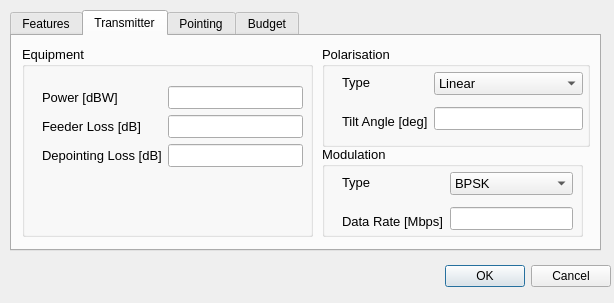
This is sta-src/Payloads/transmitterPayloadDialog.ui in Dwarf-Planet-Project/SpaceDesignTool as Qt 5 draws it before an edit. The edited form follows.
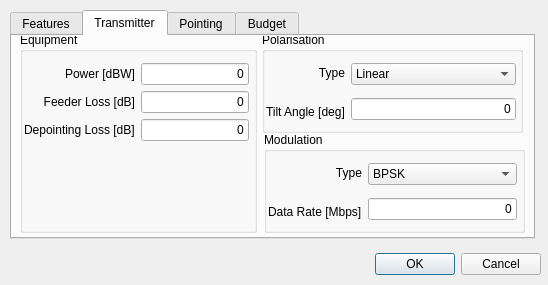
This is the edited form. The open tabs and pages were chosen to show the change.

Commit message: Updating Ricardo's GUI for Tx and Rx

The edit to the form file:
```diff
--- a/sta-src/Payloads/transmitterPayloadDialog.ui
+++ b/sta-src/Payloads/transmitterPayloadDialog.ui
@@ -6,20 +6,20 @@
    <rect>
     <x>0</x>
     <y>0</y>
-    <width>614</width>
-    <height>303</height>
+    <width>548</width>
+    <height>285</height>
    </rect>
   </property>
   <property name="minimumSize">
    <size>
-    <width>614</width>
-    <height>303</height>
+    <width>548</width>
+    <height>285</height>
    </size>
   </property>
   <property name="maximumSize">
    <size>
-    <width>614</width>
-    <height>303</height>
+    <width>548</width>
+    <height>285</height>
    </size>
   </property>
   <property name="sizeIncrement">
@@ -34,8 +34,8 @@
   <widget class="QDialogButtonBox" name="buttonBox">
    <property name="geometry">
     <rect>
-     <x>270</x>
-     <y>260</y>
+     <x>200</x>
+     <y>248</y>
      <width>341</width>
      <height>32</height>
     </rect>
@@ -52,8 +52,8 @@
     <rect>
      <x>10</x>
      <y>10</y>
-     <width>591</width>
-     <height>241</height>
+     <width>525</width>
+     <height>229</height>
     </rect>
    </property>
    <property name="currentIndex">
@@ -287,26 +287,21 @@
     <widget class="QGroupBox" name="PolarisationGroupBox">
      <property name="geometry">
       <rect>
-       <x>310</x>
-       <y>10</y>
-       <width>268</width>
+       <x>250</x>
+       <y>-4</y>
+       <width>261</width>
        <height>101</height>
       </rect>
      </property>
-     <property name="font">
-      <font>
-       <pointsize>10</pointsize>
-      </font>
-     </property>
      <property name="title">
       <string>Polarisation</string>
      </property>
      <widget class="QWidget" name="layoutWidget">
       <property name="geometry">
        <rect>
-        <x>20</x>
-        <y>20</y>
-        <width>241</width>
+        <x>4</x>
+        <y>24</y>
+        <width>250</width>
         <height>72</height>
        </rect>
       </property>
@@ -318,6 +313,9 @@
            <property name="text">
             <string>Type</string>
            </property>
+           <property name="alignment">
+            <set>Qt::AlignRight|Qt::AlignTrailing|Qt::AlignVCenter</set>
+           </property>
           </widget>
          </item>
          <item>
@@ -353,7 +351,7 @@
          <item>
           <widget class="QLineEdit" name="TiltLineEdit">
            <property name="text">
-            <string/>
+            <string>0</string>
            </property>
            <property name="alignment">
             <set>Qt::AlignRight|Qt::AlignTrailing|Qt::AlignVCenter</set>
@@ -368,26 +366,21 @@
     <widget class="QGroupBox" name="ModulationGroupBox">
      <property name="geometry">
       <rect>
-       <x>310</x>
-       <y>110</y>
+       <x>252</x>
+       <y>96</y>
        <width>261</width>
-       <height>91</height>
+       <height>101</height>
       </rect>
      </property>
-     <property name="font">
-      <font>
-       <pointsize>10</pointsize>
-      </font>
-     </property>
      <property name="title">
       <string>Modulation</string>
      </property>
      <widget class="QWidget" name="layoutWidget">
       <property name="geometry">
        <rect>
-        <x>20</x>
-        <y>20</y>
-        <width>231</width>
+        <x>4</x>
+        <y>24</y>
+        <width>249</width>
         <height>72</height>
        </rect>
       </property>
@@ -399,6 +392,9 @@
            <property name="text">
             <string>Type</string>
            </property>
+           <property name="alignment">
+            <set>Qt::AlignRight|Qt::AlignTrailing|Qt::AlignVCenter</set>
+           </property>
           </widget>
          </item>
          <item>
@@ -458,6 +454,9 @@
          </item>
          <item>
           <widget class="QLineEdit" name="DataRateLineEdit">
+           <property name="text">
+            <string>0</string>
+           </property>
            <property name="alignment">
             <set>Qt::AlignRight|Qt::AlignTrailing|Qt::AlignVCenter</set>
            </property>
@@ -471,27 +470,22 @@
     <widget class="QGroupBox" name="EquipmentGroupBox">
      <property name="geometry">
       <rect>
-       <x>10</x>
-       <y>10</y>
-       <width>291</width>
-       <height>191</height>
+       <x>8</x>
+       <y>-4</y>
+       <width>237</width>
+       <height>201</height>
       </rect>
      </property>
-     <property name="font">
-      <font>
-       <pointsize>10</pointsize>
-      </font>
-     </property>
      <property name="title">
       <string>Equipment</string>
      </property>
      <widget class="QWidget" name="layoutWidget">
       <property name="geometry">
        <rect>
-        <x>20</x>
-        <y>40</y>
-        <width>261</width>
-        <height>142</height>
+        <x>4</x>
+        <y>24</y>
+        <width>225</width>
+        <height>92</height>
        </rect>
       </property>
       <layout class="QVBoxLayout" name="verticalLayout_9">
@@ -504,6 +498,9 @@
              <property name="text">
               <string>Power [dBW]</string>
              </property>
+             <property name="alignment">
+              <set>Qt::AlignRight|Qt::AlignTrailing|Qt::AlignVCenter</set>
+             </property>
             </widget>
            </item>
            <item>
@@ -511,6 +508,9 @@
              <property name="text">
               <string>Feeder Loss [dB]</string>
              </property>
+             <property name="alignment">
+              <set>Qt::AlignRight|Qt::AlignTrailing|Qt::AlignVCenter</set>
+             </property>
             </widget>
            </item>
            <item>
@@ -532,6 +532,9 @@
                <height>0</height>
               </size>
              </property>
+             <property name="text">
+              <string>0</string>
+             </property>
              <property name="alignment">
               <set>Qt::AlignRight|Qt::AlignTrailing|Qt::AlignVCenter</set>
              </property>
@@ -539,6 +542,9 @@
            </item>
            <item>
             <widget class="QLineEdit" name="TxFeederLossLineEdit">
+             <property name="text">
+              <string>0</string>
+             </property>
              <property name="alignment">
               <set>Qt::AlignRight|Qt::AlignTrailing|Qt::AlignVCenter</set>
              </property>
@@ -546,6 +552,9 @@
            </item>
            <item>
             <widget class="QLineEdit" name="TxDepointingLossLineEdit">
+             <property name="text">
+              <string>0</string>
+             </property>
              <property name="alignment">
               <set>Qt::AlignRight|Qt::AlignTrailing|Qt::AlignVCenter</set>
              </property>
@@ -555,19 +564,6 @@
          </item>
         </layout>
        </item>
-       <item>
-        <spacer name="verticalSpacer_3">
-         <property name="orientation">
-          <enum>Qt::Vertical</enum>
-         </property>
-         <property name="sizeHint" stdset="0">
-          <size>
-           <width>20</width>
-           <height>40</height>
-          </size>
-         </property>
-        </spacer>
-       </item>
       </layout>
      </widget>
     </widget>
```
Left out of the diff: 171 changed lines with no effect on the pictures. The commit also changes 1 other file.
